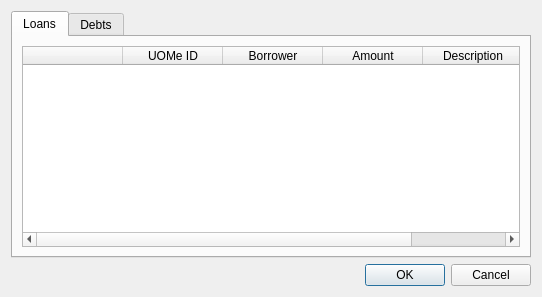
First picture: the form in client/pending.ui, repository ric2b/confidential-debt-simplification, before the edit.
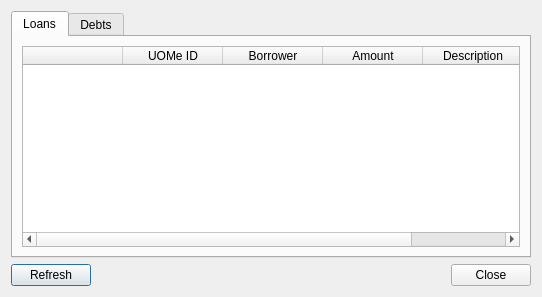
Second picture: the form after the edit.

Commit message: Added a close and refresh buttons

The edit to the form file:
```diff
--- a/client/pending.ui
+++ b/client/pending.ui
@@ -101,13 +101,20 @@
    </item>
    <item>
     <layout class="QHBoxLayout" name="horizontalLayout">
+     <item>
+      <widget class="QPushButton" name="refresh_button">
+       <property name="text">
+        <string>Refresh</string>
+       </property>
+      </widget>
+     </item>
      <item>
       <widget class="QDialogButtonBox" name="button_box">
        <property name="orientation">
         <enum>Qt::Horizontal</enum>
        </property>
        <property name="standardButtons">
-        <set>QDialogButtonBox::Cancel|QDialogButtonBox::Ok</set>
+        <set>QDialogButtonBox::Close</set>
        </property>
        <property name="centerButtons">
         <bool>false</bool>
```
Left out of the diff: 33 changed lines with no effect on the pictures. The commit also changes 1 other file.
